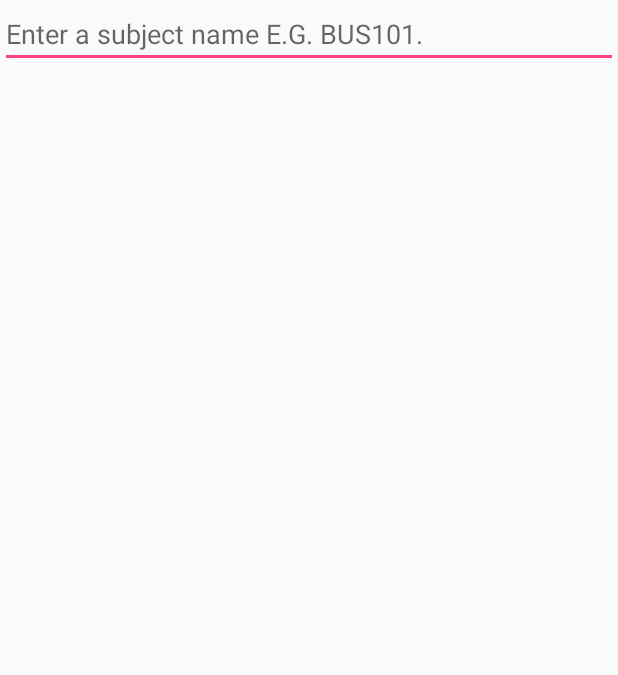
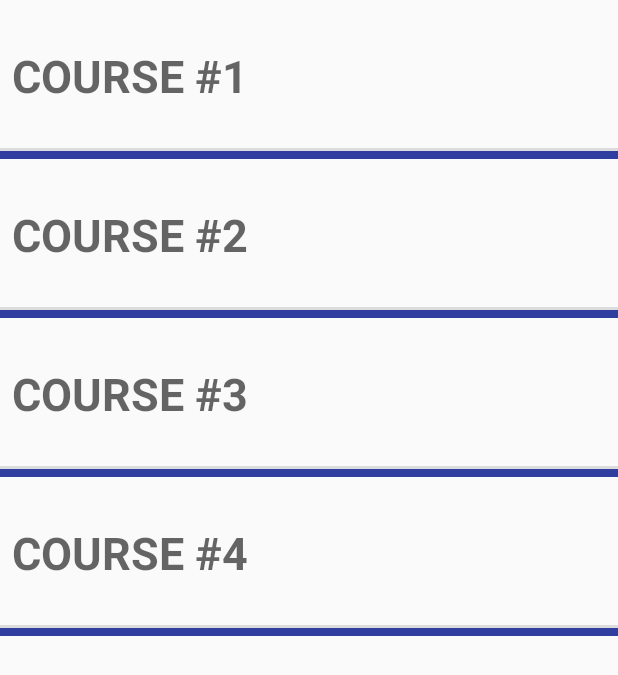
Before and after one commit to hirvi3/Grade-ulator, an Android app: the screen it shows after launch (GradeulatorActivity before the commit, CourseListActivity after it), on a phone screen of 412 x 824 dp. Shown: the top 675 px of the screen. Run offline under Robolectric (Android 15) with nearby library versions, the light colour scheme and no system bars.

Commit message:
RecyclerView

```diff
--- a/app/build.gradle
+++ b/app/build.gradle
@@ -27,4 +27,5 @@ dependencies {
     compile 'com.android.support:appcompat-v7:24.2.1'
     testCompile 'junit:junit:4.12'
     compile 'com.android.support:support-v4:24.2.1'
+    compile 'com.android.support:recyclerview-v7:24.2.1'
 }
--- a/app/src/main/AndroidManifest.xml
+++ b/app/src/main/AndroidManifest.xml
@@ -8,10 +8,11 @@
         android:label="@string/app_name"
         android:supportsRtl="true"
         android:theme="@style/AppTheme">
-        <activity android:name=".GradeulatorActivity">
+        <activity
+            android:name=".CourseListActivity"
+            android:screenOrientation="portrait">
             <intent-filter>
                 <action android:name="android.intent.action.MAIN" />
-
                 <category android:name="android.intent.category.LAUNCHER" />
             </intent-filter>
         </activity>
--- a/app/src/main/java/com/harry/grade_ulator/Grade.java
+++ b/app/src/main/java/com/harry/grade_ulator/Course.java
@@ -6,11 +6,13 @@ import java.util.UUID;
  * Created by Harry on 11/10/2016.
  */
 
-public class Grade {
+public class Course {
 
     private UUID mId;
     private String mTitle;
-    public Grade() {
+    private Integer mCourse;
+
+    public Course() {
 // Generate unique identifier
         mId = UUID.randomUUID();
     }
@@ -18,10 +20,20 @@ public class Grade {
     public UUID getId() {
         return mId;
     }
+
     public String getTitle() {
         return mTitle;
     }
+
     public void setTitle(String title) {
         mTitle = title;
     }
+
+    public Integer getCourse() {
+        return mCourse;
+    }
+
+    public void setCourse(Integer course) {
+        mCourse = course;
+    }
 }
--- /dev/null
+++ b/app/src/main/java/com/harry/grade_ulator/CourseActivity.java
@@ -0,0 +1,13 @@
+package com.harry.grade_ulator;
+
+import android.support.v4.app.Fragment;
+import android.support.v4.app.FragmentActivity;
+import android.support.v4.app.FragmentManager;
+import android.os.Bundle;
+
+public class CourseActivity extends SingleFragmentActivity {
+    @Override
+    protected Fragment createFragment() {
+        return new CourseFragment();
+    }
+}
--- a/app/src/main/java/com/harry/grade_ulator/GradeFragment.java
+++ b/app/src/main/java/com/harry/grade_ulator/CourseFragment.java
@@ -13,23 +13,23 @@ import android.widget.EditText;
  * Created by Harry on 11/10/2016.
  */
 
-public class GradeFragment extends Fragment {
-    private Grade mGrade;
-    private EditText mSubjectField;
+public class CourseFragment extends Fragment {
+    private Course mCourse;
+    private EditText mCourseField;
 
     @Override
     public void onCreate(Bundle savedInstanceState) {
         super.onCreate(savedInstanceState);
-        mGrade = new Grade();
+        mCourse = new Course();
     }
 
     @Override
     public View onCreateView(LayoutInflater inflater, ViewGroup container,
                              Bundle savedInstanceState) {
-        View v = inflater.inflate(R.layout.fragment_grade, container, false);
+        View v = inflater.inflate(R.layout.fragment_course, container, false);
 
-        mSubjectField = (EditText) v.findViewById(R.id.grade_title);
-        mSubjectField.addTextChangedListener(new TextWatcher() {
+        mCourseField = (EditText) v.findViewById(R.id.course_title);
+        mCourseField.addTextChangedListener(new TextWatcher() {
             @Override
             public void beforeTextChanged(
                     CharSequence s, int start, int count, int after) {
@@ -39,7 +39,7 @@ public class GradeFragment extends Fragment {
             @Override
             public void onTextChanged(
                     CharSequence s, int start, int before, int count) {
-                mGrade.setTitle(s.toString());
+                mCourse.setTitle(s.toString());
             }
 
             @Override
--- /dev/null
+++ b/app/src/main/java/com/harry/grade_ulator/CourseLab.java
@@ -0,0 +1,43 @@
+package com.harry.grade_ulator;
+
+import android.content.Context;
+
+import java.util.ArrayList;
+import java.util.List;
+import java.util.UUID;
+
+/**
+ * Created by Harry on 11/10/2016.
+ */
+
+public class CourseLab {
+    private static CourseLab sCourseLab;
+
+    private List<Course> mCourses;
+
+    public static CourseLab get(Context context) {
+        if (sCourseLab == null) {
+            sCourseLab = new CourseLab(context);
+        }
+        return sCourseLab;
+    }
+    private CourseLab(Context context) {
+        mCourses = new ArrayList<>();
+        for (int i = 1; i < 5; i++) {
+            Course course = new Course();
+            course.setTitle("Course #" + i);
+            mCourses.add(course);
+        }
+    }
+    public List<Course> getCourses() {
+        return mCourses;
+    }
+    public Course getCourse(UUID id) {
+        for (Course course : mCourses) {
+            if (course.getId().equals(id)) {
+                return course;
+            }
+        }
+        return null;
+    }
+}
--- /dev/null
+++ b/app/src/main/java/com/harry/grade_ulator/CourseListActivity.java
@@ -0,0 +1,14 @@
+package com.harry.grade_ulator;
+
+import android.support.v4.app.Fragment;
+
+/**
+ * Created by Harry on 11/10/2016.
+ */
+
+public class CourseListActivity extends SingleFragmentActivity {
+    @Override
+    protected Fragment createFragment() {
+        return new CourseListFragment();
+    }
+}
--- /dev/null
+++ b/app/src/main/java/com/harry/grade_ulator/CourseListFragment.java
@@ -0,0 +1,89 @@
+package com.harry.grade_ulator;
+
+import android.os.Bundle;
+import android.support.v4.app.Fragment;
+import android.support.v7.widget.LinearLayoutManager;
+import android.support.v7.widget.RecyclerView;
+import android.view.LayoutInflater;
+import android.view.View;
+import android.view.ViewGroup;
+import android.widget.TextView;
+import android.widget.Toast;
+
+import java.util.List;
+
+/**
+ * Created by Harry on 11/10/2016.
+ */
+
+public class CourseListFragment extends Fragment {
+
+    private RecyclerView mCourseRecyclerView;
+    private CourseAdapter mAdapter;
+
+    @Override
+    public View onCreateView(LayoutInflater inflater, ViewGroup container,
+                             Bundle savedInstanceState) {
+        View view = inflater.inflate(R.layout.fragment_course_list, container, false);
+        mCourseRecyclerView = (RecyclerView) view
+                .findViewById(R.id.course_recycler_view);
+        mCourseRecyclerView.setLayoutManager(new LinearLayoutManager(getActivity()));
+
+        updateUI();
+
+        return view;
+    }
+
+    private void updateUI() {
+        CourseLab courseLab = CourseLab.get(getActivity());
+        List<Course> courses = courseLab.getCourses();
+        mAdapter = new CourseAdapter(courses);
+        mCourseRecyclerView.setAdapter(mAdapter);
+    }
+
+    private class CourseHolder extends RecyclerView.ViewHolder implements View.OnClickListener{
+        private TextView mTitleTextView;
+        private Course mCourse;
+        public CourseHolder(View itemView) {
+            super(itemView);
+            itemView.setOnClickListener(this);
+            mTitleTextView = (TextView)
+            itemView.findViewById(R.id.list_item_course_title_text_view);
+        }
+
+        @Override
+        public void onClick(View v) {
+            Toast.makeText(getActivity(),
+                    mCourse.getTitle() + " clicked!", Toast.LENGTH_SHORT)
+                    .show();
+        }
+
+        public void bindCourse(Course course) {
+            mCourse = course;
+            mTitleTextView.setText(mCourse.getTitle());
+        }
+    }
+
+    private class CourseAdapter extends RecyclerView.Adapter<CourseHolder> {
+        private List<Course> mCourses;
+        public CourseAdapter(List<Course> courses) {
+            mCourses = courses;
+        }
+        @Override
+        public CourseHolder onCreateViewHolder(ViewGroup parent, int viewType) {
+            LayoutInflater layoutInflater = LayoutInflater.from(getActivity());
+            View view = layoutInflater
+                    .inflate(R.layout.list_item_course, parent, false);
+            return new CourseHolder(view);
+        }
+        @Override
+        public void onBindViewHolder(CourseHolder holder, int position) {
+            Course course = mCourses.get(position);
+            holder.bindCourse(course);
+        }
+        @Override
+        public int getItemCount() {
+            return mCourses.size();
+        }
+    }
+}
--- a/app/src/main/java/com/harry/grade_ulator/GradeulatorActivity.java
+++ b/app/src/main/java/com/harry/grade_ulator/SingleFragmentActivity.java
@@ -1,22 +1,26 @@
 package com.harry.grade_ulator;
 
+import android.os.Bundle;
 import android.support.v4.app.Fragment;
 import android.support.v4.app.FragmentActivity;
 import android.support.v4.app.FragmentManager;
-import android.support.v7.app.AppCompatActivity;
-import android.os.Bundle;
 
-public class GradeulatorActivity extends FragmentActivity {
+/**
+ * Created by Harry on 11/10/2016.
+ */
+
+public abstract class SingleFragmentActivity extends FragmentActivity{
+
+    protected abstract Fragment createFragment();
 
     @Override
-    protected void onCreate(Bundle savedInstanceState) {
+    public void onCreate(Bundle savedInstanceState) {
         super.onCreate(savedInstanceState);
-        setContentView(R.layout.activity_gradeulator);
-
+        setContentView(R.layout.activity_fragment);
         FragmentManager fm = getSupportFragmentManager();
         Fragment fragment = fm.findFragmentById(R.id.fragment_container);
         if (fragment == null) {
-            fragment = new GradeFragment();
+            fragment = createFragment();
             fm.beginTransaction()
                     .add(R.id.fragment_container, fragment)
                     .commit();
--- /dev/null
+++ b/app/src/main/res/layout/fragment_course.xml
@@ -0,0 +1,24 @@
+<?xml version="1.0" encoding="utf-8"?>
+<LinearLayout xmlns:android="http://schemas.android.com/apk/res/android"
+    android:layout_width="match_parent"
+    android:layout_height="match_parent"
+    android:orientation="vertical"
+    >
+    <TextView
+        android:layout_width="match_parent"
+        android:layout_height="wrap_content"
+        android:text="@string/course_title_label"
+        style="?android:listSeparatorTextViewStyle"
+        />
+    <EditText android:id="@+id/course_title"
+        android:layout_width="match_parent"
+        android:layout_height="wrap_content"
+        android:hint="@string/course_title_hint"
+        />
+    <TextView
+        android:layout_width="match_parent"
+        android:layout_height="wrap_content"
+        android:text="@string/grade_assesment_label"
+        style="?android:listSeparatorTextViewStyle"
+        />
+</LinearLayout>
--- /dev/null
+++ b/app/src/main/res/layout/fragment_course_list.xml
@@ -0,0 +1,8 @@
+<?xml version="1.0" encoding="utf-8"?>
+<android.support.v7.widget.RecyclerView
+    xmlns:android="http://schemas.android.com/apk/res/android"
+    android:id="@+id/course_recycler_view"
+    android:layout_width="match_parent"
+    android:layout_height="match_parent">
+
+</android.support.v7.widget.RecyclerView>
--- a/app/src/main/res/layout/fragment_grade.xml
+++ /dev/null
@@ -1,12 +0,0 @@
-<?xml version="1.0" encoding="utf-8"?>
-<LinearLayout xmlns:android="http://schemas.android.com/apk/res/android"
-    android:layout_width="match_parent"
-    android:layout_height="match_parent"
-    android:orientation="vertical"
-    >
-    <EditText android:id="@+id/grade_title"
-        android:layout_width="match_parent"
-        android:layout_height="wrap_content"
-        android:hint="@string/grade_title_hint"
-        />
-</LinearLayout>
--- /dev/null
+++ b/app/src/main/res/layout/list_item_course.xml
@@ -0,0 +1,24 @@
+<?xml version="1.0" encoding="utf-8"?>
+<RelativeLayout xmlns:android="http://schemas.android.com/apk/res/android"
+    xmlns:tools="http://schemas.android.com/tools"
+    android:layout_width="match_parent"
+    android:layout_height="wrap_content"
+    android:orientation="vertical">
+
+    <TextView
+        android:id="@+id/list_item_course_title_text_view"
+        android:layout_width="match_parent"
+        android:layout_height="wrap_content"
+        android:padding="30dp"
+        android:textSize="30sp"
+        tools:text="Course Title"
+        style="?android:listSeparatorTextViewStyle"/>
+
+    <View
+        android:layout_width="match_parent"
+        android:layout_height="5dp"
+        android:background="@color/colorPrimaryDark"
+        android:layout_below="@+id/list_item_course_title_text_view"
+        ></View>
+
+</RelativeLayout>
--- a/app/src/main/res/values/strings.xml
+++ b/app/src/main/res/values/strings.xml
@@ -1,4 +1,7 @@
 <resources>
     <string name="app_name">Grade-ulator</string>
-    <string name="grade_title_hint">Enter a subject name E.G. BUS101.</string>
+    <string name="course_title_hint">Enter a course name E.G. BUS101.</string>
+    <string name="course_title_label">Course Name</string>
+    <string name="grade_assesment_label">Assessment Items</string>
+
 </resources>
```
Also changed, not shown: app/src/main/res/layout/activity_fragment.xml (renamed from app/src/main/res/layout/activity_gradeulator.xml).
